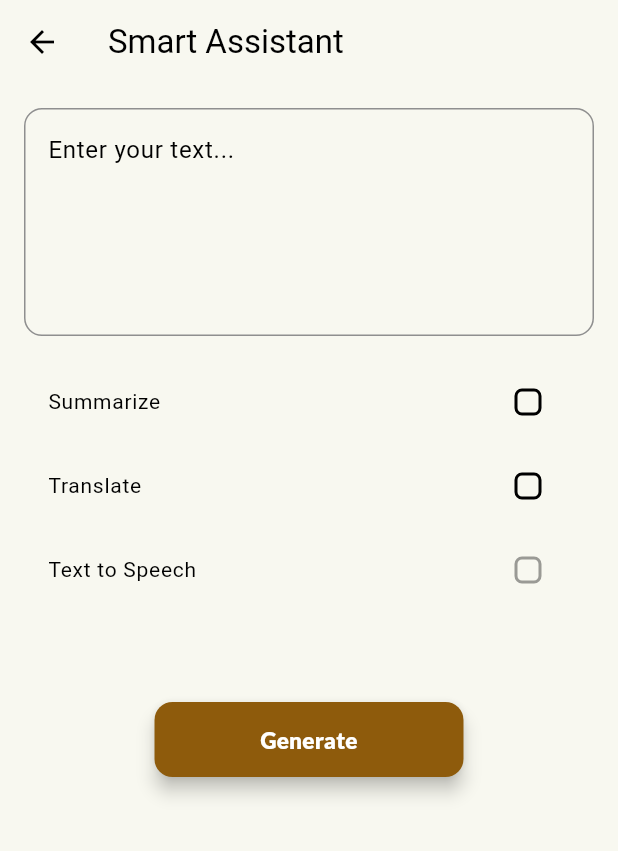
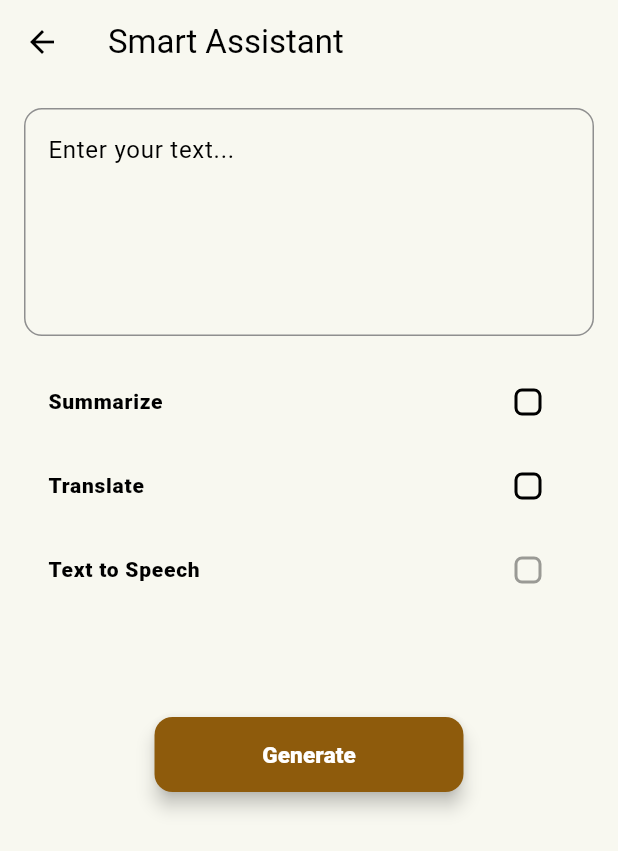
Before and after one commit to padman-1/multilingual-educational-assistant-mobile-app, a Flutter app: the screen it shows after launch, after a tap on "All in One", on a phone screen of 412 x 824 dp. Shown: the top 851 px of the screen. Run offline on Flutter 3.47's test engine with Material 3 defaults, Android fonts, the phone set to English and light mode, and no system bars; our stand-ins replace font_awesome_flutter, google_fonts, just_audio, shimmer; Roboto replaces fonts that are missing (Habibi, Prata).

Commit message:
UI changes

```diff
--- a/lib/features/full_pipeline/presentation/pipeline_screen.dart
+++ b/lib/features/full_pipeline/presentation/pipeline_screen.dart
@@ -10,8 +10,6 @@ import 'package:multilingual_educational_assitant_mobile_app/shared/widgets/cust
 import 'package:multilingual_educational_assitant_mobile_app/shared/widgets/custom_dropdown.dart';
 import 'package:multilingual_educational_assitant_mobile_app/shared/widgets/custom_placeholder.dart';
 import 'package:multilingual_educational_assitant_mobile_app/shared/widgets/custom_textfield.dart';
-import 'package:multilingual_educational_assitant_mobile_app/shared/widgets/error_dialog.dart';
-import 'package:multilingual_educational_assitant_mobile_app/shared/widgets/loading_overlay.dart';
 import 'package:multilingual_educational_assitant_mobile_app/shared/widgets/output_container.dart';
 import 'package:multilingual_educational_assitant_mobile_app/shared/widgets/top_error_snackbar.dart';
 
@@ -122,6 +120,7 @@ class _PipelineScreenState extends State<PipelineScreen> {
 
   @override
   Widget build(BuildContext context) {
+    final devSize = MediaQuery.of(context).size;
     return Scaffold(
       appBar: AppBar(title: const Text("Smart Assistant")),
       backgroundColor: AppColors.background,
@@ -186,7 +185,7 @@ class _PipelineScreenState extends State<PipelineScreen> {
                           setState(() => _selectedLanguageName = val!),
                     ),
 
-                  const SizedBox(height: 20),
+                  const SizedBox(height: 30),
 
                   // SPEAKER (only if TTS)
                   if (_doTTS)
@@ -212,13 +211,6 @@ class _PipelineScreenState extends State<PipelineScreen> {
                   // RESULT
                   if (_isLoading) ...[
                     const SizedBox(height: 20),
-                    const Text(
-                      "summarizing...",
-                      style: TextStyle(
-                        fontWeight: FontWeight.bold,
-                        color: AppColors.onBackground,
-                      ),
-                    ),
 
                     const LoadingPlaceholder(),
                   ] else if (_summary.isNotEmpty) ...[
@@ -265,7 +257,18 @@ class _PipelineScreenState extends State<PipelineScreen> {
                         ),
                       ),
                     ),
-                    Row(
+                    Container(
+                      margin: const EdgeInsets.only(top: 10),
+                      width: devSize.width / 2,
+                      decoration: BoxDecoration(
+                        color: AppColors.surface,
+                        borderRadius: BorderRadius.circular(8),
+                        border: Border.all(
+                          color: AppColors.onBackground,
+                          width: 0.3,
+                        ),
+                      ),
+                      child: Row(
                         mainAxisAlignment: MainAxisAlignment.center,
                         children: [
                           IconButton(
@@ -295,6 +298,7 @@ class _PipelineScreenState extends State<PipelineScreen> {
                           ),
                         ],
                       ),
+                    ),
                   ],
                 ],
               ),
--- a/lib/features/home/presentation/home_screen.dart
+++ b/lib/features/home/presentation/home_screen.dart
@@ -1,4 +1,5 @@
 import 'package:flutter/material.dart';
+import 'package:google_fonts/google_fonts.dart';
 import 'package:multilingual_educational_assitant_mobile_app/features/full_pipeline/presentation/pipeline_screen.dart';
 import 'package:multilingual_educational_assitant_mobile_app/features/summarizer/presentation/summarizer_screen.dart';
 import 'package:multilingual_educational_assitant_mobile_app/features/text_to_speech/presentation/tts_screen.dart';
@@ -22,9 +23,15 @@ class HomeScreen extends StatelessWidget {
         child: Column(
           mainAxisAlignment: MainAxisAlignment.center,
           children: [
-            const Text(
+            Text(
               "What do you want to do today?",
-              style: TextStyle(fontSize: 20, fontWeight: FontWeight.bold),
+              style: GoogleFonts.prata(
+                textStyle: const TextStyle(
+                  fontSize: 19,
+                  color: Colors.black,
+                  fontWeight: FontWeight.bold,
+                ),
+              ),
             ),
 
             const SizedBox(height: 50),
--- a/lib/features/summarizer/presentation/summarizer_screen.dart
+++ b/lib/features/summarizer/presentation/summarizer_screen.dart
@@ -6,7 +6,6 @@ import 'package:multilingual_educational_assitant_mobile_app/shared/utils/valida
 import 'package:multilingual_educational_assitant_mobile_app/shared/widgets/custom_button.dart';
 import 'package:multilingual_educational_assitant_mobile_app/shared/widgets/custom_placeholder.dart';
 import 'package:multilingual_educational_assitant_mobile_app/shared/widgets/custom_textfield.dart';
-import 'package:multilingual_educational_assitant_mobile_app/shared/widgets/error_dialog.dart';
 import 'package:multilingual_educational_assitant_mobile_app/shared/widgets/output_container.dart';
 import 'package:multilingual_educational_assitant_mobile_app/shared/widgets/top_error_snackbar.dart';
 
--- a/lib/shared/widgets/custom_button.dart
+++ b/lib/shared/widgets/custom_button.dart
@@ -40,7 +40,7 @@ class CustomButton extends StatelessWidget {
               )
             : Text(
                 text,
-                style: GoogleFonts.lato(
+                style: GoogleFonts.prata(
                   textStyle: const TextStyle(
                     fontSize: 15,
                     color: Colors.white,
--- a/lib/shared/widgets/custom_checkbox.dart
+++ b/lib/shared/widgets/custom_checkbox.dart
@@ -23,9 +23,13 @@ class CustomCheckbox extends StatelessWidget {
       ),
       title: Text(
         title,
-        style: GoogleFonts.habibi(
-          textStyle: const TextStyle(fontSize: 14, color: Colors.black),
-        ), // fonts to try out : supermercadoOne, habibi
+        style: GoogleFonts.prata(
+          textStyle: const TextStyle(
+            fontSize: 14,
+            color: Colors.black,
+            fontWeight: FontWeight.w900,
+          ),
+        ), // fonts to try out : supermercadoOne, habibi, prata,
       ),
       value: value,
       onChanged: onChanged,
--- a/lib/shared/widgets/custom_dropdown.dart
+++ b/lib/shared/widgets/custom_dropdown.dart
@@ -26,6 +26,7 @@ class CustomDropdown extends StatelessWidget {
           labelStyle: TextStyle(
             color: AppColors.arrivalBackground,
             fontWeight: FontWeight.w900,
+            fontSize: 18,
           ),
           focusedBorder: OutlineInputBorder(
             borderRadius: BorderRadius.circular(12),
--- a/lib/shared/widgets/top_error_snackbar.dart
+++ b/lib/shared/widgets/top_error_snackbar.dart
@@ -35,7 +35,7 @@ class _CompactTopBarState extends State<_CompactTopBar>
   void initState() {
     super.initState();
     _controller = AnimationController(
-      duration: const Duration(milliseconds: 400),
+      duration: const Duration(milliseconds: 500),
       vsync: this,
     );
 
@@ -112,7 +112,7 @@ class _CompactTopBarState extends State<_CompactTopBar>
                         style: const TextStyle(
                           color: Colors.white,
                           fontSize: 14,
-                          fontWeight: FontWeight.w500,
+                          fontWeight: FontWeight.w700,
                           decoration:
                               TextDecoration.none, // Removes yellow underline
                         ),
```
Also changed, not shown: lib/features/text_to_speech/presentation/tts_screen.dart (+17 -1 lines), lib/features/translator/presentation/translation_screen.dart (+11 -12 lines). Lines whose indentation alone changed are shown as unchanged.
